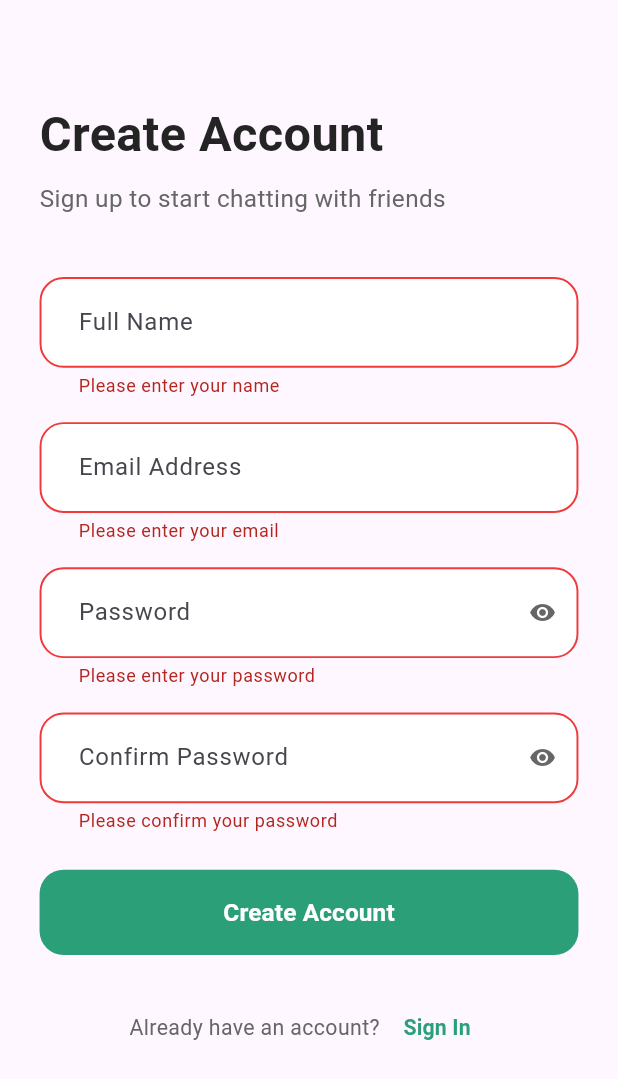
After one commit to rashaNAlaswad/chat_app, a Flutter app: the RegisterScreen screen opened by its route, after a tap on "Create Account", on a phone screen of 412 x 824 dp. The commit adds this screen. Shown: the top 1079 px of the screen. Run offline on Flutter 3.47's test engine with Material 3 defaults, Android fonts, the phone set to English and light mode, and no system bars; our stand-ins replace firebase_auth, firebase_core, flutter_screenutil; accounts and stored records are empty.

Commit message:
Implement registration screen with form fields and validation

```diff
--- a/lib/core/common/password_visibility_toggle.dart
+++ b/lib/core/common/password_visibility_toggle.dart
@@ -1,3 +1,4 @@
+import 'package:chat_app/core/theme/app_colors.dart';
 import 'package:flutter/material.dart';
 
 class PasswordVisibilityToggle extends StatelessWidget {
@@ -15,7 +16,7 @@ class PasswordVisibilityToggle extends StatelessWidget {
     return IconButton(
       icon: Icon(
         isObscured ? Icons.visibility : Icons.visibility_off,
-        color: Colors.grey[600],
+        color: AppColors.gray60,
       ),
       onPressed: onToggle,
     );
--- a/lib/core/theme/app_text_styles.dart
+++ b/lib/core/theme/app_text_styles.dart
@@ -42,4 +42,10 @@ class AppTextStyles {
     fontWeight: AppFontWeight.semiBold,
     color: AppColors.greenPrimary,
   );
+
+  static TextStyle font14GreenPrimarySemiBold = TextStyle(
+    fontSize: 14.sp,
+    fontWeight: AppFontWeight.semiBold,
+    color: AppColors.greenPrimary,
+  );
 }
--- a/lib/features/login/widgets/email_and_password.dart
+++ b/lib/features/login/widgets/email_and_password.dart
@@ -3,8 +3,9 @@ import 'package:flutter_screenutil/flutter_screenutil.dart';
 import 'package:provider/provider.dart' show Provider;
 
 import '../../../core/common/app_text_form_field.dart';
-import '../../../core/helper/app_regex.dart';
 import '../../../core/providers/auth_provider.dart';
+import '../../../core/utils/validation_utils.dart';
+import '../../../core/common/password_visibility_toggle.dart';
 
 class EmailAndPassword extends StatefulWidget {
   final Function(GlobalKey<FormState>) onFormKeyCreated;
@@ -48,7 +49,7 @@ class _EmailAndPasswordState extends State<EmailAndPassword> {
       controller: authProvider.emailController,
       hintText: 'Email Address',
       keyboardType: TextInputType.emailAddress,
-      validator: _validateEmail,
+      validator: (value) => ValidationUtils.getEmailValidationError(value),
     );
   }
 
@@ -58,44 +59,18 @@ class _EmailAndPasswordState extends State<EmailAndPassword> {
       hintText: 'Password',
       isObscureText: _obscurePassword,
       suffixIcon: _buildPasswordVisibilityToggle(),
-      validator: _validatePassword,
+      validator: (value) => ValidationUtils.getPasswordValidationError(value),
     );
   }
 
   Widget _buildPasswordVisibilityToggle() {
-    return IconButton(
-      icon: Icon(
-        _obscurePassword ? Icons.visibility : Icons.visibility_off,
-        color: Colors.grey[600],
-      ),
-      onPressed: () {
-        _obscurePassword = !_obscurePassword;
-        setState(() {});
+    return PasswordVisibilityToggle(
+      isObscured: _obscurePassword,
+      onToggle: () {
+        setState(() {
+          _obscurePassword = !_obscurePassword;
+        });
       },
     );
   }
-
-  String? _validateEmail(String? value) {
-    if (value == null || value.trim().isEmpty) {
-      return 'Please enter your email';
-    }
-
-    if (!AppRegex.isEmailValid(value.trim())) {
-      return 'Please enter a valid email address';
-    }
-
-    return null;
-  }
-
-  String? _validatePassword(String? value) {
-    if (value == null || value.isEmpty) {
-      return 'Please enter your password';
-    }
-
-    if (value.length < 6) {
-      return 'Password must be at least 6 characters';
-    }
-
-    return null;
-  }
 }
--- /dev/null
+++ b/lib/features/register/register_screen.dart
@@ -0,0 +1,144 @@
+import 'package:chat_app/core/helper/navigation_extensions.dart';
+import 'package:flutter/material.dart';
+import 'package:flutter_screenutil/flutter_screenutil.dart';
+import 'package:provider/provider.dart';
+
+import '../../core/providers/auth_provider.dart';
+import '../../core/router/routes.dart';
+import 'widgets/confirm_password_field.dart';
+import 'widgets/email_field.dart';
+import 'widgets/header_intro.dart';
+import 'widgets/name_field.dart';
+import 'widgets/password_field.dart';
+import 'widgets/register_button.dart';
+import 'widgets/sign_in_link.dart';
+
+class RegisterScreen extends StatefulWidget {
+  const RegisterScreen({super.key});
+
+  @override
+  State<RegisterScreen> createState() => _RegisterScreenState();
+}
+
+class _RegisterScreenState extends State<RegisterScreen> {
+  final _formKey = GlobalKey<FormState>();
+  final _nameController = TextEditingController();
+  final _emailController = TextEditingController();
+  final _passwordController = TextEditingController();
+  final _confirmPasswordController = TextEditingController();
+
+  @override
+  void dispose() {
+    _nameController.dispose();
+    _emailController.dispose();
+    _passwordController.dispose();
+    _confirmPasswordController.dispose();
+    super.dispose();
+  }
+
+  @override
+  Widget build(BuildContext context) {
+    return Scaffold(
+      body: SafeArea(
+        child: SingleChildScrollView(
+          padding: EdgeInsets.all(24.w),
+          child: Form(
+            key: _formKey,
+            child: Column(
+              crossAxisAlignment: CrossAxisAlignment.start,
+              children: [
+                SizedBox(height: 40.h),
+                const HeaderIntro(),
+                SizedBox(height: 40.h),
+                _buildFormFields(),
+                SizedBox(height: 24.h),
+                RegisterButton(onPressed: _handleRegister),
+                SizedBox(height: 24.h),
+                const SignInLink(),
+              ],
+            ),
+          ),
+        ),
+      ),
+    );
+  }
+
+  Widget _buildFormFields() {
+    return Column(
+      spacing: 16.h,
+      children: [
+        NameField(controller: _nameController),
+        EmailField(controller: _emailController),
+        PasswordField(controller: _passwordController),
+        ConfirmPasswordField(
+          controller: _confirmPasswordController,
+          passwordController: _passwordController,
+        ),
+      ],
+    );
+  }
+
+  Future<void> _handleRegister() async {
+    if (!_validateForm()) return;
+
+    try {
+      final success =
+          await Provider.of<AuthProvider>(
+            context,
+            listen: false,
+          ).createUserWithEmailAndPassword(
+            email: _emailController.text,
+            password: _passwordController.text,
+          );
+      _handleRegistrationResult(success);
+    } catch (e) {
+      _handleRegistrationError(e);
+    }
+  }
+
+  bool _validateForm() {
+    final isValid = _formKey.currentState?.validate() ?? false;
+
+    return isValid;
+  }
+
+  void _handleRegistrationResult(bool success) {
+    if (!mounted) return;
+
+    if (success) {
+      context.pushReplacementNamed(Routes.home);
+    } else {
+      final authProvider = Provider.of<AuthProvider>(context, listen: false);
+      final errorMessage = authProvider.errorMessage ?? 'Registration failed. Please try again.';
+
+      _showErrorSnackBar(
+        message: errorMessage,
+        backgroundColor: Colors.red,
+      );
+    }
+  }
+
+  void _handleRegistrationError(dynamic error) {
+    if (!mounted) return;
+
+    _showErrorSnackBar(
+      message: 'Registration failed: ${error.toString()}',
+      backgroundColor: Colors.red,
+    );
+  }
+
+  void _showErrorSnackBar({
+    required String message,
+    required Color backgroundColor,
+  }) {
+    ScaffoldMessenger.of(context).showSnackBar(
+      SnackBar(
+        content: Text(message),
+        backgroundColor: backgroundColor,
+        behavior: SnackBarBehavior.floating,
+        margin: EdgeInsets.all(16.w),
+        shape: RoundedRectangleBorder(borderRadius: BorderRadius.circular(8.r)),
+      ),
+    );
+  }
+}
--- /dev/null
+++ b/lib/features/register/widgets/confirm_password_field.dart
@@ -0,0 +1,45 @@
+import 'package:flutter/material.dart';
+
+import '../../../core/common/app_text_form_field.dart';
+import '../../../core/utils/validation_utils.dart';
+import '../../../core/common/password_visibility_toggle.dart';
+
+class ConfirmPasswordField extends StatefulWidget {
+  final TextEditingController controller;
+  final TextEditingController passwordController;
+
+  const ConfirmPasswordField({
+    super.key,
+    required this.controller,
+    required this.passwordController,
+  });
+
+  @override
+  State<ConfirmPasswordField> createState() => _ConfirmPasswordFieldState();
+}
+
+class _ConfirmPasswordFieldState extends State<ConfirmPasswordField> {
+  bool _obscureConfirmPassword = true;
+
+  @override
+  Widget build(BuildContext context) {
+    return AppTextFormField(
+      controller: widget.controller,
+      hintText: 'Confirm Password',
+      isObscureText: _obscureConfirmPassword,
+      suffixIcon: _buildPasswordVisibilityToggle(),
+      validator: (value) => ValidationUtils.getConfirmPasswordValidationError(value, widget.passwordController.text),
+    );
+  }
+
+  Widget _buildPasswordVisibilityToggle() {
+    return PasswordVisibilityToggle(
+      isObscured: _obscureConfirmPassword,
+      onToggle: () {
+        setState(() {
+          _obscureConfirmPassword = !_obscureConfirmPassword;
+        });
+      },
+    );
+  }
+}
--- /dev/null
+++ b/lib/features/register/widgets/email_field.dart
@@ -0,0 +1,23 @@
+import 'package:flutter/material.dart';
+
+import '../../../core/common/app_text_form_field.dart';
+import '../../../core/utils/validation_utils.dart';
+
+class EmailField extends StatelessWidget {
+  final TextEditingController controller;
+
+  const EmailField({
+    super.key,
+    required this.controller,
+  });
+
+  @override
+  Widget build(BuildContext context) {
+    return AppTextFormField(
+      controller: controller,
+      hintText: 'Email Address',
+      keyboardType: TextInputType.emailAddress,
+      validator: (value) => ValidationUtils.getEmailValidationError(value),
+    );
+  }
+}
--- /dev/null
+++ b/lib/features/register/widgets/header_intro.dart
@@ -0,0 +1,25 @@
+import 'package:chat_app/core/theme/app_text_styles.dart';
+import 'package:flutter/material.dart';
+import 'package:flutter_screenutil/flutter_screenutil.dart';
+
+class HeaderIntro extends StatelessWidget {
+  const HeaderIntro({super.key});
+
+  @override
+  Widget build(BuildContext context) {
+    return Column(
+      crossAxisAlignment: CrossAxisAlignment.start,
+      children: [
+        Text(
+          'Create Account',
+          style: AppTextStyles.font32Black100Bold,
+        ),
+        SizedBox(height: 8.h),
+        Text(
+          'Sign up to start chatting with friends',
+          style: AppTextStyles.font16Gray600Regular,
+        ),
+      ],
+    );
+  }
+}
--- /dev/null
+++ b/lib/features/register/widgets/name_field.dart
@@ -0,0 +1,22 @@
+import 'package:flutter/material.dart';
+
+import '../../../core/common/app_text_form_field.dart';
+import '../../../core/utils/validation_utils.dart';
+
+class NameField extends StatelessWidget {
+  final TextEditingController controller;
+
+  const NameField({
+    super.key,
+    required this.controller,
+  });
+
+  @override
+  Widget build(BuildContext context) {
+    return AppTextFormField(
+      controller: controller,
+      hintText: 'Full Name',
+      validator: (value) => ValidationUtils.getNameValidationError(value),
+    );
+  }
+}
--- /dev/null
+++ b/lib/features/register/widgets/password_field.dart
@@ -0,0 +1,43 @@
+import 'package:flutter/material.dart';
+
+import '../../../core/common/app_text_form_field.dart';
+import '../../../core/utils/validation_utils.dart';
+import '../../../core/common/password_visibility_toggle.dart';
+
+class PasswordField extends StatefulWidget {
+  final TextEditingController controller;
+
+  const PasswordField({
+    super.key,
+    required this.controller,
+  });
+
+  @override
+  State<PasswordField> createState() => _PasswordFieldState();
+}
+
+class _PasswordFieldState extends State<PasswordField> {
+  bool _obscurePassword = true;
+
+  @override
+  Widget build(BuildContext context) {
+    return AppTextFormField(
+      controller: widget.controller,
+      hintText: 'Password',
+      isObscureText: _obscurePassword,
+      suffixIcon: _buildPasswordVisibilityToggle(),
+      validator: (value) => ValidationUtils.getPasswordValidationError(value),
+    );
+  }
+
+  Widget _buildPasswordVisibilityToggle() {
+    return PasswordVisibilityToggle(
+      isObscured: _obscurePassword,
+      onToggle: () {
+        setState(() {
+          _obscurePassword = !_obscurePassword;
+        });
+      },
+    );
+  }
+}
--- /dev/null
+++ b/lib/features/register/widgets/register_button.dart
@@ -0,0 +1,52 @@
+import 'package:flutter/material.dart';
+import 'package:flutter_screenutil/flutter_screenutil.dart';
+import 'package:provider/provider.dart';
+
+import '../../../core/providers/auth_provider.dart';
+import '../../../core/theme/app_colors.dart';
+import '../../../core/theme/app_text_styles.dart';
+
+class RegisterButton extends StatelessWidget {
+  final VoidCallback? onPressed;
+
+  const RegisterButton({super.key, required this.onPressed});
+
+  @override
+  Widget build(BuildContext context) {
+    return Consumer<AuthProvider>(
+      builder: (context, authProvider, child) {
+        return SizedBox(
+          width: double.infinity,
+          height: 56.h,
+          child: ElevatedButton(
+            onPressed: authProvider.isLoading ? null : onPressed,
+            style: ElevatedButton.styleFrom(
+              backgroundColor: AppColors.greenPrimary,
+              foregroundColor: AppColors.white,
+              shape: RoundedRectangleBorder(
+                borderRadius: BorderRadius.circular(16),
+              ),
+              elevation: 0,
+            ),
+            child:
+                authProvider.isLoading
+                    ? SizedBox(
+                      height: 20.h,
+                      width: 20.w,
+                      child: const CircularProgressIndicator(
+                        strokeWidth: 2,
+                        valueColor: AlwaysStoppedAnimation<Color>(
+                          AppColors.white,
+                        ),
+                      ),
+                    )
+                    : Text(
+                      'Create Account',
+                      style: AppTextStyles.font16WhiteSemiBold,
+                    ),
+          ),
+        );
+      },
+    );
+  }
+}
--- /dev/null
+++ b/lib/features/register/widgets/sign_in_link.dart
@@ -0,0 +1,27 @@
+import 'package:flutter/material.dart';
+
+import '../../../core/theme/app_text_styles.dart';
+
+class SignInLink extends StatelessWidget {
+  const SignInLink({super.key});
+
+  @override
+  Widget build(BuildContext context) {
+    return Row(
+      mainAxisAlignment: MainAxisAlignment.center,
+      children: [
+        Text(
+          'Already have an account? ',
+          style: AppTextStyles.font14Gray600Regular,
+        ),
+        TextButton(
+          onPressed: () => Navigator.pop(context),
+          child: Text(
+            'Sign In',
+            style: AppTextStyles.font14GreenPrimarySemiBold,
+          ),
+        ),
+      ],
+    );
+  }
+}
```
